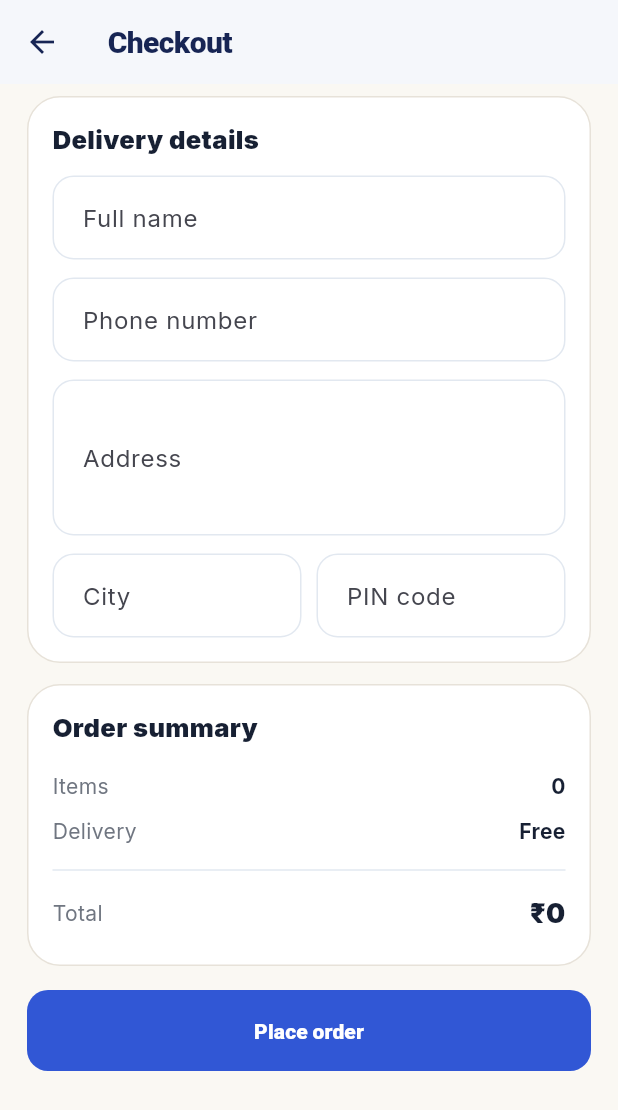
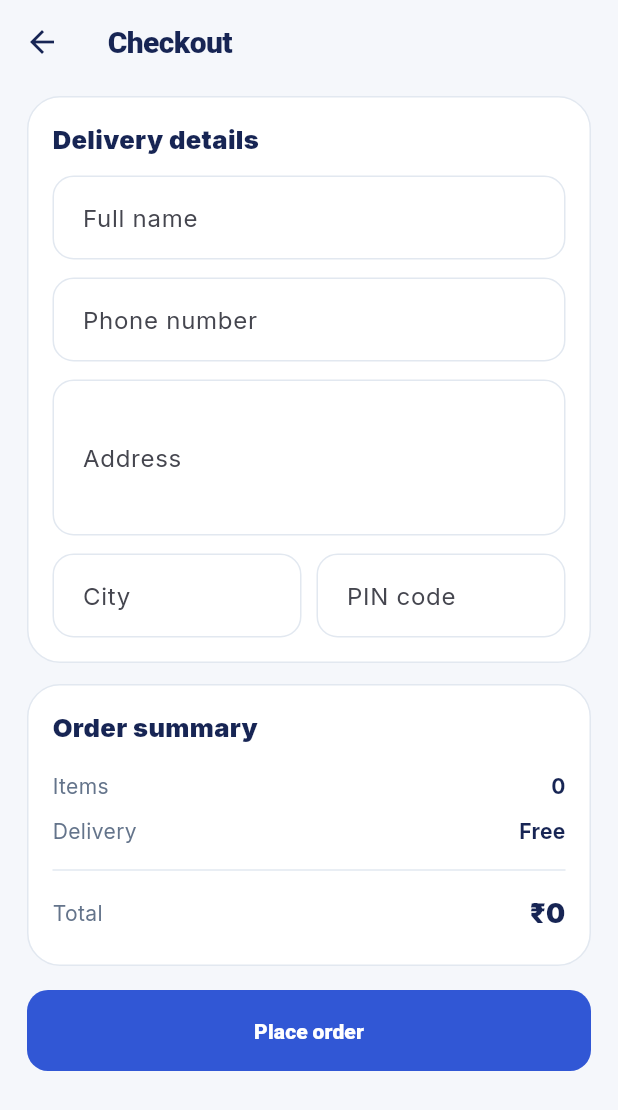
Before and after one commit to Jatinkanara21/Campus_supply, a Flutter app: the CheckoutScreen screen opened by its route, on a phone screen of 412 x 824 dp. Shown: the top 1110 px of the screen. Run offline on Flutter 3.47's test engine with Material 3 defaults, Android fonts, the phone set to English and light mode, and no system bars; our stand-ins replace cloud_firestore, firebase_auth, firebase_core, firebase_storage, flutter_svg, google_fonts and 2 more; accounts and stored records are empty.

Commit message:
Refresh checkout_screen screen palette

```diff
--- a/lib/screens/checkout_screen.dart
+++ b/lib/screens/checkout_screen.dart
@@ -8,7 +8,7 @@ class CheckoutScreen extends StatefulWidget {
 }
 
 class _CheckoutScreenState extends State<CheckoutScreen>{
-  static const cream=Color(0xFFFAF8F3), ink=Color(0xFF172033), blue=Color(0xFF2563EB), muted=Color(0xFF707681), border=Color(0xFFE7E2D9);
+  static const cream=Color(0xFFF5F7FB), ink=Color(0xFF172554), blue=Color(0xFF2563EB), muted=Color(0xFF64748B), border=Color(0xFFE2E8F0);
   bool loading=false;
   final name=TextEditingController(), phone=TextEditingController(), address=TextEditingController(), city=TextEditingController(), pin=TextEditingController();
 
```
